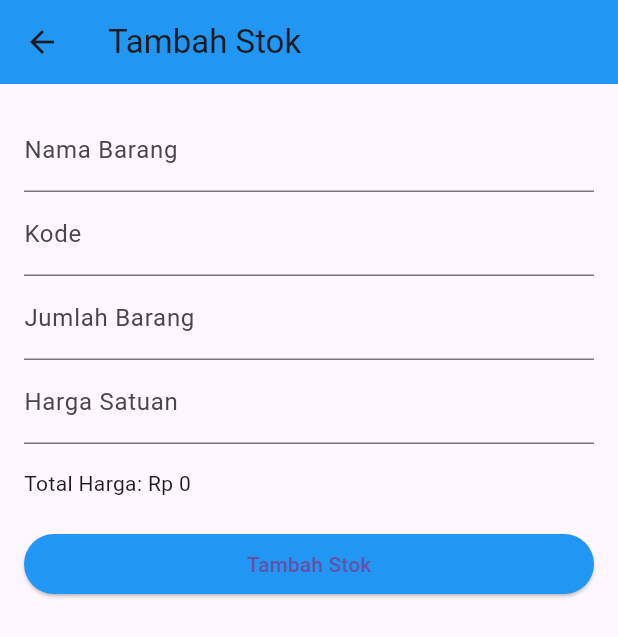
After one commit to JustNap/Capstone_Kelompok4, a Flutter app: the TambahStockPage screen opened directly, on a phone screen of 412 x 824 dp. The commit adds this screen. Shown: the top 637 px of the screen. Run offline on Flutter 3.47's test engine with Material 3 defaults, Android fonts, the phone set to English and light mode, and no system bars; our stand-ins replace cloud_firestore, firebase_auth, firebase_core; accounts and stored records are empty.

Commit message:
Mengupdate tampilan halaman stok

```diff
--- /dev/null
+++ b/apk_pembukuan/lib/stock/addstock.dart
@@ -0,0 +1,119 @@
+import 'package:flutter/material.dart';
+
+class StockItem {
+  String id;
+  String nama;
+  String kategori;
+  String jenis;
+  String kode;
+  String satuan;
+  int jumlah;
+  double harga;
+  double totalHarga;
+
+  StockItem({
+    required this.id,
+    required this.nama,
+    required this.kategori,
+    required this.jenis,
+    required this.kode,
+    required this.satuan,
+    required this.jumlah,
+    required this.harga,
+    required this.totalHarga,
+  });
+}
+
+class TambahStockPage extends StatefulWidget {
+  final StockItem? existingItem;
+
+  const TambahStockPage({Key? key, this.existingItem}) : super(key: key);
+
+  @override
+  State<TambahStockPage> createState() => _TambahStockPageState();
+}
+
+class _TambahStockPageState extends State<TambahStockPage> {
+  final namaController = TextEditingController();
+  final kodeController = TextEditingController();
+  final satuanController = TextEditingController();
+  final jumlahController = TextEditingController();
+
+  @override
+  void initState() {
+    super.initState();
+    if (widget.existingItem != null) {
+      namaController.text = widget.existingItem!.nama;
+      kodeController.text = widget.existingItem!.kode;
+      satuanController.text = widget.existingItem!.satuan;
+      jumlahController.text = widget.existingItem!.jumlah.toString();
+    }
+  }
+
+  @override
+  Widget build(BuildContext context) {
+    final jumlah = int.tryParse(jumlahController.text) ?? 0;
+    final hargaSatuan = double.tryParse(satuanController.text) ?? 0;
+    final totalHarga = jumlah * hargaSatuan;
+
+    return Scaffold(
+      appBar: AppBar(
+        title: const Text('Tambah Stok'),
+        backgroundColor: Colors.blue,
+      ),
+      body: Padding(
+        padding: const EdgeInsets.all(16),
+        child: ListView(
+          children: [
+            TextField(
+              controller: namaController,
+              decoration: const InputDecoration(labelText: 'Nama Barang'),
+            ),
+            TextField(
+              controller: kodeController,
+              decoration: const InputDecoration(labelText: 'Kode'),
+            ),
+            TextField(
+              controller: jumlahController,
+              keyboardType: TextInputType.number,
+              decoration: const InputDecoration(labelText: 'Jumlah Barang'),
+              onChanged: (_) => setState(() {}),
+            ),
+            TextField(
+              controller: satuanController,
+              keyboardType: TextInputType.number,
+              decoration: const InputDecoration(labelText: 'Harga Satuan'),
+              onChanged: (_) => setState(() {}),
+            ),
+            const SizedBox(height: 16),
+            Text('Total Harga: Rp ${totalHarga.toStringAsFixed(0)}'),
+            const SizedBox(height: 20),
+            ElevatedButton(
+              style: ElevatedButton.styleFrom(backgroundColor: Colors.blue),
+              onPressed: () {
+                final jumlah = int.tryParse(jumlahController.text) ?? 0;
+                final hargaSatuan = double.tryParse(satuanController.text) ?? 0;
+                final totalHarga = jumlah * hargaSatuan;
+
+                final item = StockItem(
+                  id: widget.existingItem?.id ??
+                      DateTime.now().millisecondsSinceEpoch.toString(),
+                  nama: namaController.text,
+                  kategori: '',
+                  jenis: '',
+                  kode: kodeController.text,
+                  satuan: satuanController.text,
+                  jumlah: jumlah,
+                  harga: hargaSatuan,
+                  totalHarga: totalHarga,
+                );
+                Navigator.pop(context, item);
+              },
+              child: const Text('Tambah Stok'),
+            ),
+          ],
+        ),
+      ),
+    );
+  }
+}
```
Also changed, not shown: apk_pembukuan/lib/stock/class_stock.dart (deleted, +0 -21 lines), apk_pembukuan/lib/stock/stock_page.dart (+35 -137 lines), apk_pembukuan/pubspec.lock.
